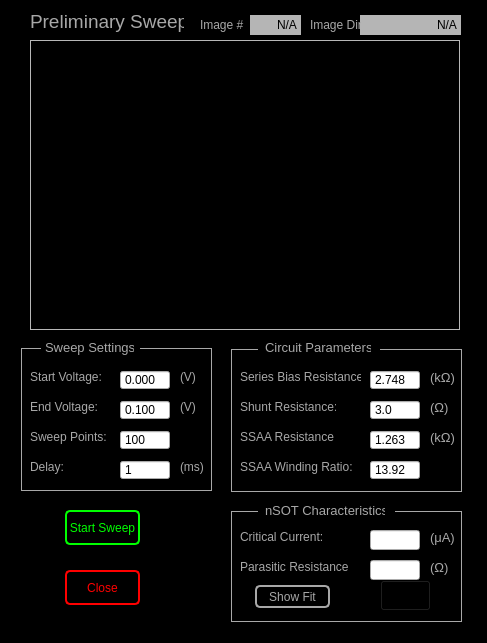
First picture: the form in GUI/nSOTCharacterizer/preliminarySweep.ui, repository afylab/nanoSQUID-Scanning-Software, before the edit.
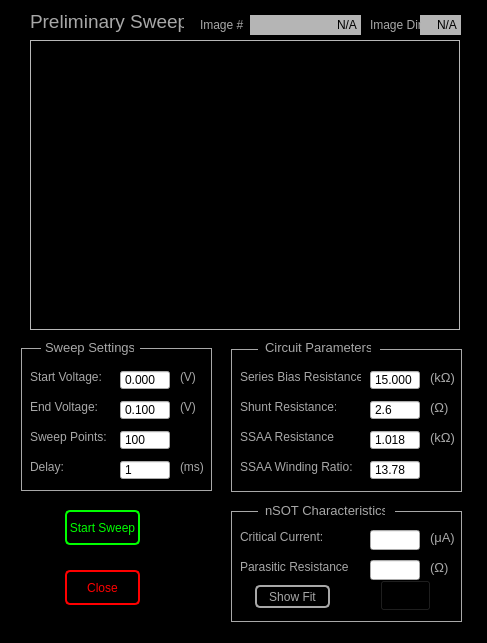
Second picture: the form after the edit. Icons and pictures are not drawn.

Patch:
```diff
--- a/GUI/nSOTCharacterizer/preliminarySweep.ui
+++ b/GUI/nSOTCharacterizer/preliminarySweep.ui
@@ -470,7 +470,7 @@
     <double>1000.000000000000000</double>
    </property>
    <property name="value">
-    <double>2.748000000000000</double>
+    <double>15.000000000000000</double>
    </property>
   </widget>
   <widget class="QDoubleSpinBox" name="shuntRes">
@@ -495,7 +495,7 @@
     <double>1000.000000000000000</double>
    </property>
    <property name="value">
-    <double>3.000000000000000</double>
+    <double>2.600000000000000</double>
    </property>
   </widget>
   <widget class="QDoubleSpinBox" name="ssaaRes">
@@ -520,7 +520,7 @@
     <double>1000.000000000000000</double>
    </property>
    <property name="value">
-    <double>1.263000000000000</double>
+    <double>1.018000000000000</double>
    </property>
   </widget>
   <widget class="QDoubleSpinBox" name="ssaaWinding">
@@ -545,7 +545,7 @@
     <double>1000.000000000000000</double>
    </property>
    <property name="value">
-    <double>13.920000000000000</double>
+    <double>13.779999999999999</double>
    </property>
   </widget>
   <widget class="QPushButton" name="push_closeWin">
@@ -906,7 +906,7 @@
     <rect>
      <x>250</x>
      <y>15</y>
-     <width>51</width>
+     <width>111</width>
      <height>20</height>
     </rect>
    </property>
@@ -950,9 +950,9 @@
   <widget class="QLineEdit" name="lineEdit_ImageDir">
    <property name="geometry">
     <rect>
-     <x>360</x>
+     <x>420</x>
      <y>15</y>
-     <width>101</width>
+     <width>41</width>
      <height>20</height>
     </rect>
    </property>
@@ -978,7 +978,7 @@
   <widget class="QLabel" name="label_ImageDir">
    <property name="geometry">
     <rect>
-     <x>310</x>
+     <x>370</x>
      <y>15</y>
      <width>51</width>
      <height>20</height>
```
